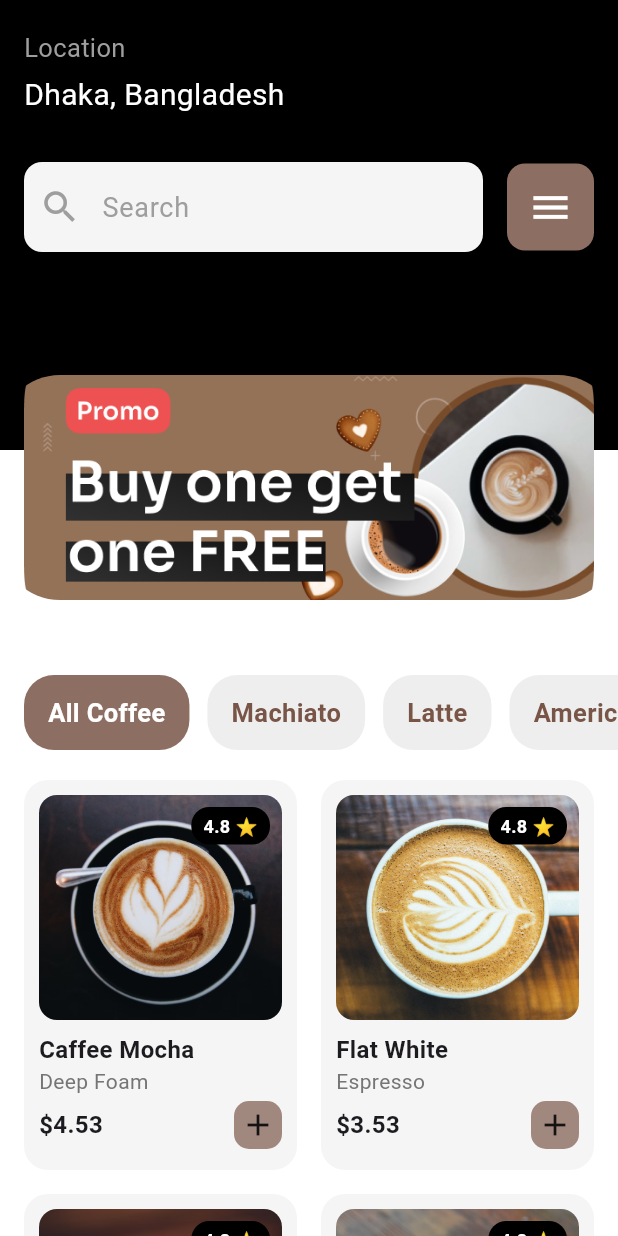
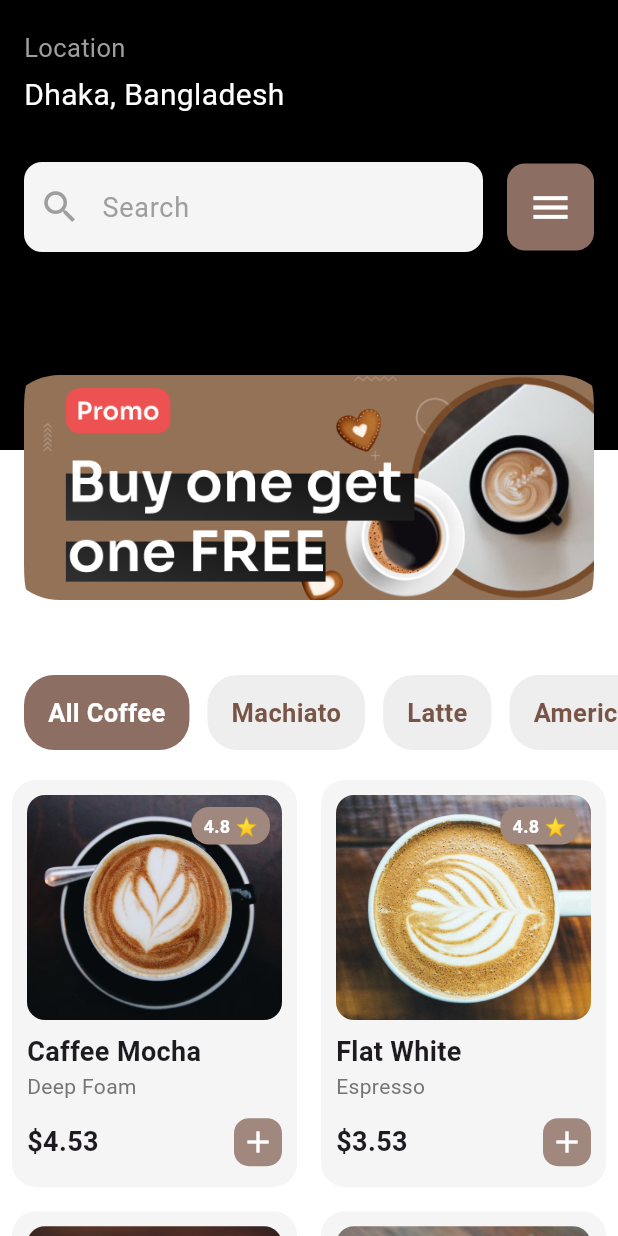
Before and after one commit to iamfarazbaloch/ui_app, a Flutter app: the HomePage screen opened directly, on a phone screen of 412 x 824 dp. Run offline on Flutter 3.47's test engine with Material 3 defaults, Android fonts, the phone set to English and light mode, and no system bars; our stand-ins replace gap, google_fonts.

Commit message:
decorating home page

```diff
--- a/lib/pages/home_page.dart
+++ b/lib/pages/home_page.dart
@@ -143,7 +143,7 @@ class _HomePageState extends State<HomePage> {
             // GridView of coffee items
             Padding(
               padding: const EdgeInsets.symmetric(
-                horizontal: 16.0,
+                horizontal: 8.0,
               ),
               child: GridView.builder(
                 shrinkWrap: true,
@@ -193,10 +193,8 @@ class _HomePageState extends State<HomePage> {
                                       vertical: 4,
                                     ),
                                 decoration: BoxDecoration(
-                                  color: Colors.black
-                                      .withValues(
-                                        alpha: 153,
-                                      ),
+                                  color:
+                                      Colors.brown.shade300,
                                   borderRadius:
                                       BorderRadius.circular(
                                         12,
@@ -220,7 +218,7 @@ class _HomePageState extends State<HomePage> {
                           coffee.name,
                           style: const TextStyle(
                             fontWeight: FontWeight.bold,
-                            fontSize: 16,
+                            fontSize: 18,
                           ),
                         ),
                         Text(
@@ -239,7 +237,7 @@ class _HomePageState extends State<HomePage> {
                               '\$${coffee.price.toStringAsFixed(2)}',
                               style: const TextStyle(
                                 fontWeight: FontWeight.bold,
-                                fontSize: 16,
+                                fontSize: 18,
                               ),
                             ),
                             Container(
@@ -254,7 +252,10 @@ class _HomePageState extends State<HomePage> {
                                       10,
                                     ),
                               ),
-                              child: const Icon(Icons.add),
+                              child: const Icon(
+                                Icons.add,
+                                color: Colors.white,
+                              ),
                             ),
                           ],
                         ),
```
